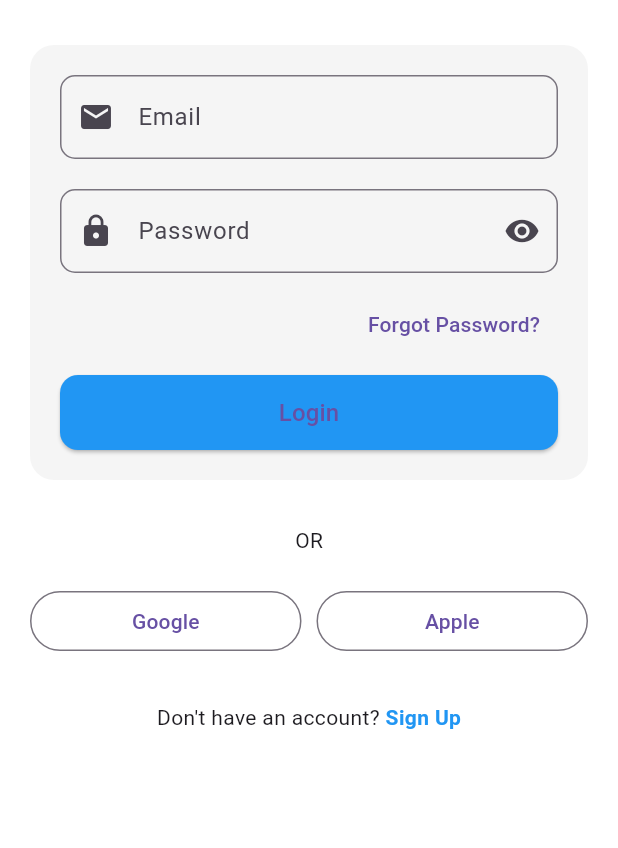
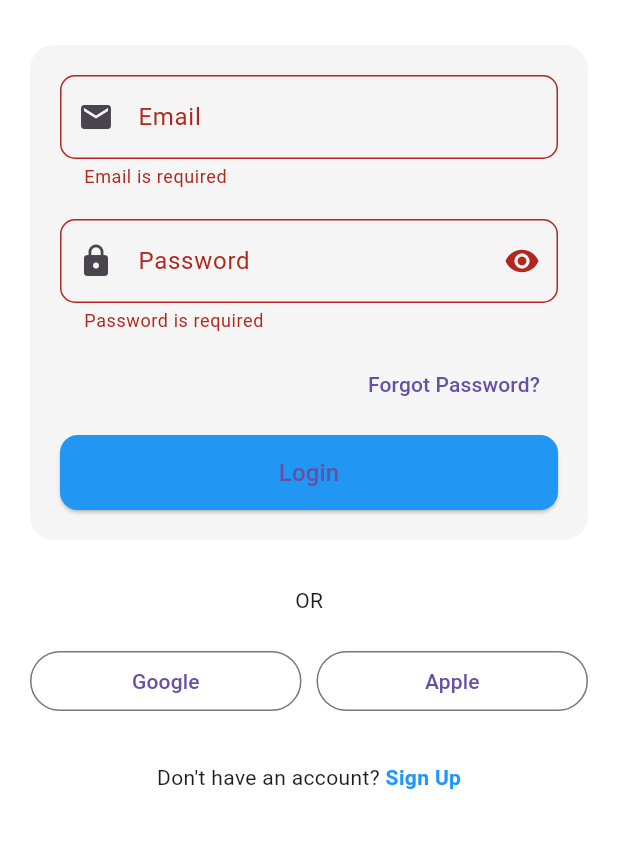
Before and after one commit to feyysel/flutter-project, a Flutter app: the LoginScreen screen opened directly, after a tap on "Login", on a phone screen of 412 x 824 dp, the part 219-1067 px from its top. Run offline on Flutter 3.47's test engine with Material 3 defaults, Android fonts, the phone set to English and light mode, and no system bars; accounts and stored records are empty.

Commit message:
auth edit

```diff
--- a/lib/models/user_model.dart
+++ b/lib/models/user_model.dart
@@ -0,0 +1,11 @@
+class UserModel {
+  final String name;
+  final String email;
+  final String role; // "driver" or "passenger"
+
+  UserModel({
+    required this.name,
+    required this.email,
+    required this.role,
+  });
+}
--- a/lib/screens/auth/login_screen.dart
+++ b/lib/screens/auth/login_screen.dart
@@ -1,4 +1,10 @@
 import 'package:flutter/material.dart';
+import 'register_screen.dart';
+import '../../services/auth_service.dart';
+import '../passenger/passenger_home_screen.dart';
+import '../driver/driver_home_screen.dart';
+import '../../models/user_model.dart';
+
 
 class LoginScreen extends StatefulWidget {
   final String role;
@@ -10,9 +16,10 @@ class LoginScreen extends StatefulWidget {
 }
 
 class _LoginScreenState extends State<LoginScreen> {
-
   final TextEditingController emailController = TextEditingController();
   final TextEditingController passwordController = TextEditingController();
+
+  final _formKey = GlobalKey<FormState>(); // added
 
   bool isPasswordHidden = true;
 
@@ -20,16 +27,12 @@ class _LoginScreenState extends State<LoginScreen> {
   Widget build(BuildContext context) {
     return Scaffold(
       backgroundColor: Colors.white,
-
       body: SafeArea(
         child: SingleChildScrollView(
           padding: const EdgeInsets.all(20),
-
           child: Column(
             crossAxisAlignment: CrossAxisAlignment.start,
             children: [
-
-              // ❌ Close Button
               Align(
                 alignment: Alignment.topRight,
                 child: IconButton(
@@ -40,7 +43,6 @@ class _LoginScreenState extends State<LoginScreen> {
 
               SizedBox(height: 10),
 
-              // 🔷 Title
               Text(
                 "Welcome Back",
                 style: TextStyle(
@@ -51,7 +53,6 @@ class _LoginScreenState extends State<LoginScreen> {
 
               SizedBox(height: 8),
 
-              // 🔹 Subtitle (dynamic based on role)
               Text(
                 widget.role == "driver"
                     ? "Login to manage your rides and passengers"
@@ -61,19 +62,19 @@ class _LoginScreenState extends State<LoginScreen> {
 
               SizedBox(height: 30),
 
-              // 📦 Form Container
-              Container(
+              // FORM ADDED
+              Form(
+                key: _formKey,
+                child: Container(
                   padding: EdgeInsets.all(20),
                   decoration: BoxDecoration(
                     color: Colors.grey[100],
                     borderRadius: BorderRadius.circular(16),
                   ),
-
                   child: Column(
                     children: [
-
-                    // 📧 Email
-                    TextField(
+                      // Email
+                      TextFormField(
                         controller: emailController,
                         decoration: InputDecoration(
                           labelText: "Email",
@@ -82,18 +83,23 @@ class _LoginScreenState extends State<LoginScreen> {
                             borderRadius: BorderRadius.circular(10),
                           ),
                         ),
+                        validator: (value) {
+                          if (value == null || value.trim().isEmpty) {
+                            return "Email is required";
+                          }
+                          return null;
+                        },
                       ),
 
                       SizedBox(height: 20),
 
-                    // 🔒 Password
-                    TextField(
+                      // Password
+                      TextFormField(
                         controller: passwordController,
                         obscureText: isPasswordHidden,
                         decoration: InputDecoration(
                           labelText: "Password",
                           prefixIcon: Icon(Icons.lock),
-
                           suffixIcon: IconButton(
                             icon: Icon(
                               isPasswordHidden
@@ -106,29 +112,31 @@ class _LoginScreenState extends State<LoginScreen> {
                               });
                             },
                           ),
-
                           border: OutlineInputBorder(
                             borderRadius: BorderRadius.circular(10),
                           ),
                         ),
+                        validator: (value) {
+                          if (value == null || value.isEmpty) {
+                            return "Password is required";
+                          }
+                          return null;
+                        },
                       ),
 
                       SizedBox(height: 10),
 
-                    // 🔗 Forgot Password
                       Align(
                         alignment: Alignment.centerRight,
                         child: TextButton(
-                        onPressed: () {
-                          // TODO: implement later
-                        },
+                          onPressed: () {},
                           child: Text("Forgot Password?"),
                         ),
                       ),
 
                       SizedBox(height: 10),
 
-                    // 🔵 Login Button
+                      // Login Button
                       SizedBox(
                         width: double.infinity,
                         height: 50,
@@ -139,15 +147,47 @@ class _LoginScreenState extends State<LoginScreen> {
                               borderRadius: BorderRadius.circular(12),
                             ),
                           ),
+                          onPressed: () async {
+                            // VALIDATION FIRST
+                            if (_formKey.currentState!.validate()) {
+                              final result = await AuthService.login(
+                                email: emailController.text,
+                                password: passwordController.text,
+                                role: widget.role,
+                              );
 
-                        onPressed: () {
-                          // TODO: login logic later
-
-                          print("Email: ${emailController.text}");
-                          print("Password: ${passwordController.text}");
-                          print("Role: ${widget.role}");
+                              // SUCCESS
+                              if (result is UserModel) {
+                                if (result.role == "passenger") {
+                                  Navigator.pushReplacement(
+                                    context,
+                                    MaterialPageRoute(
+                                      builder: (_) => PassengerHomeScreen(),
+                                    ),
+                                  );
+                                } else {
+                                  Navigator.pushReplacement(
+                                    context,
+                                    MaterialPageRoute(
+                                      builder: (_) => DriverHomeScreen(),
+                                    ),
+                                  );
+                                }
+                              }
+                              //  ERROR MESSAGE
+                              else {
+                                ScaffoldMessenger.of(context).showSnackBar(
+                                  SnackBar(
+                                    backgroundColor: Colors.red,
+                                    content: Text(
+                                      result,
+                                      style: TextStyle(color: Colors.white),
+                                    ),
+                                  ),
+                                );
+                              }
+                            }
                           },
-
                           child: Text(
                             "Login",
                             style: TextStyle(fontSize: 16),
@@ -157,27 +197,23 @@ class _LoginScreenState extends State<LoginScreen> {
                     ],
                   ),
                 ),
+              ),
 
               SizedBox(height: 30),
 
-              // 🔻 Divider
               Center(child: Text("OR")),
 
               SizedBox(height: 20),
 
-              // 🌐 Social Buttons (UI only)
               Row(
                 children: [
-
                   Expanded(
                     child: OutlinedButton(
                       onPressed: () {},
                       child: Text("Google"),
                     ),
                   ),
-
                   SizedBox(width: 10),
-
                   Expanded(
                     child: OutlinedButton(
                       onPressed: () {},
@@ -189,16 +225,18 @@ class _LoginScreenState extends State<LoginScreen> {
 
               SizedBox(height: 30),
 
-              // 🔁 Sign Up
               Row(
                 mainAxisAlignment: MainAxisAlignment.center,
                 children: [
-
                   Text("Don't have an account? "),
-
                   GestureDetector(
                     onTap: () {
-                      // TODO: navigate to register screen
+                      Navigator.push(
+                        context,
+                        MaterialPageRoute(
+                          builder: (_) => RegisterScreen(role: widget.role),
+                        ),
+                      );
                     },
                     child: Text(
                       "Sign Up",
--- a/lib/screens/common/role_selection.dart
+++ b/lib/screens/common/role_selection.dart
@@ -17,7 +17,7 @@ class RoleSelectionScreen extends StatelessWidget {
             mainAxisAlignment: MainAxisAlignment.center,
             children: [
 
-              // 🔷 App Name
+              // App Name
               Text(
                 "Intercity Ride Sharing",
                 textAlign: TextAlign.center,
@@ -29,7 +29,7 @@ class RoleSelectionScreen extends StatelessWidget {
 
               SizedBox(height: 10),
 
-              // 🔹 Description
+              // Description
               Text(
                 "Select your role to continue",
                 style: TextStyle(
@@ -100,7 +100,7 @@ class RoleSelectionScreen extends StatelessWidget {
 
               SizedBox(height: 25),
 
-              // 🚗 Driver Card
+              // Driver Card
               Container(
                 padding: EdgeInsets.all(20),
                 decoration: BoxDecoration(
--- a/lib/services/auth_service.dart
+++ b/lib/services/auth_service.dart
@@ -0,0 +1,97 @@
+import '../models/user_model.dart';
+
+class AuthService {
+  static UserModel? currentUser;
+
+  // Temporary in-memory storage
+  static List<Map<String, dynamic>> users = [];
+
+  // ================= REGISTER =================
+  static Future<String> register({
+    required String name,
+    required String email,
+    required String password,
+    required String role,
+  }) async {
+    await Future.delayed(Duration(seconds: 1));
+
+    // 1. empty validation
+    if (name.trim().isEmpty ||
+        email.trim().isEmpty ||
+        password.trim().isEmpty) {
+      return "All fields are required";
+    }
+
+    // 2. password rule (>= 8)
+    if (password.length < 8) {
+      return "Password must be at least 8 characters";
+    }
+
+    // 3. prevent duplicate (same email for both roles)
+    bool userExists = users.any(
+      (user) => user["email"].toString().toLowerCase() == email.toLowerCase(),
+    );
+
+    if (userExists) {
+      return "User already exists";
+    }
+
+    // 4. save user
+    users.add({
+      "name": name.trim(),
+      "email": email.trim(),
+      "password": password,
+      "role": role,
+    });
+
+    return "success";
+  }
+
+  // ================= LOGIN =================
+  static Future<dynamic> login({
+    required String email,
+    required String password,
+    required String role,
+  }) async {
+    await Future.delayed(Duration(seconds: 1));
+
+    // 1. empty validation
+    if (email.trim().isEmpty || password.trim().isEmpty) {
+      return "All fields are required";
+    }
+
+    // 2. find user by email
+    Map<String, dynamic>? user;
+
+    for (var u in users) {
+      if (u["email"].toString().toLowerCase() == email.toLowerCase()) {
+        user = u;
+        break;
+      }
+    }
+
+    // 3. user not found
+    if (user == null) {
+      return "User not found";
+    }
+
+    // 4. wrong password
+    if (user["password"] != password) {
+      return "Wrong password";
+    }
+
+    // 5. wrong role (driver/passenger)
+    if (user["role"] != role) {
+      return "Invalid role selected";
+    }
+
+    // ✅ 6. success
+    currentUser = UserModel(
+      name: user["name"],
+      email: user["email"],
+      role: user["role"],
+    );
+
+    return currentUser;
+  }
+}
```
Also changed, not shown: lib/screens/auth/register_screen.dart (added, +267 -0 lines), lib/screens/driver/driver_home_screen.dart (added, +11 -0 lines), lib/screens/passenger/passenger_home_screen.dart (added, +11 -0 lines), lib/screens/auth/driver_register_screen.dart (added). Lines whose indentation alone changed are shown as unchanged.
